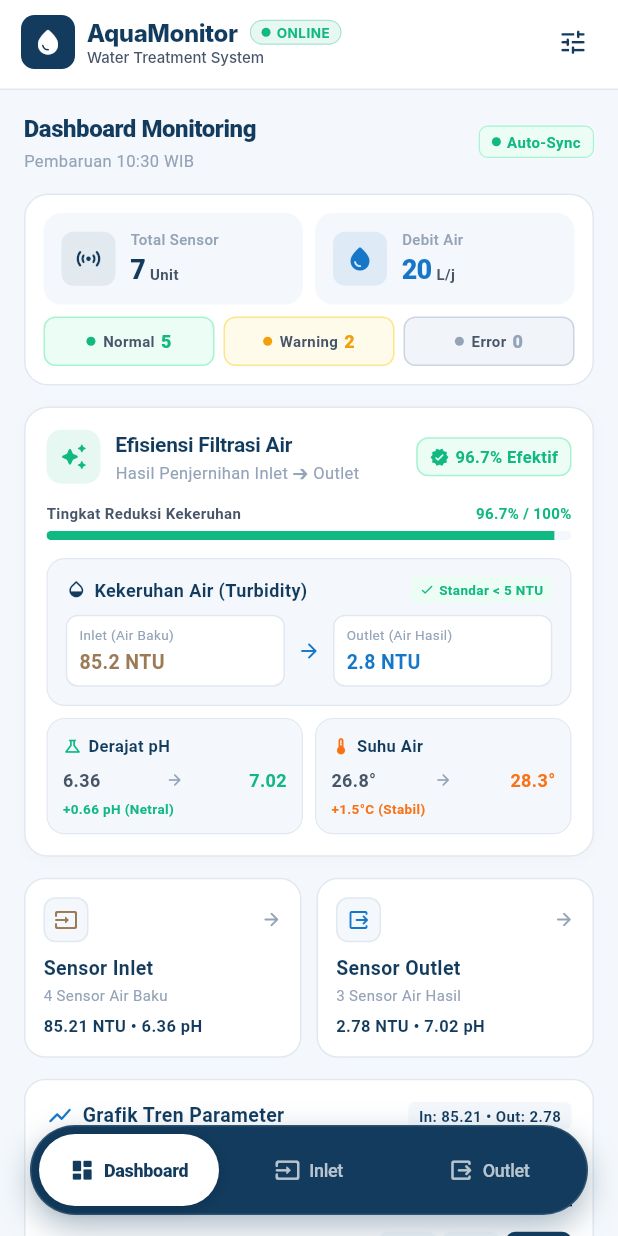
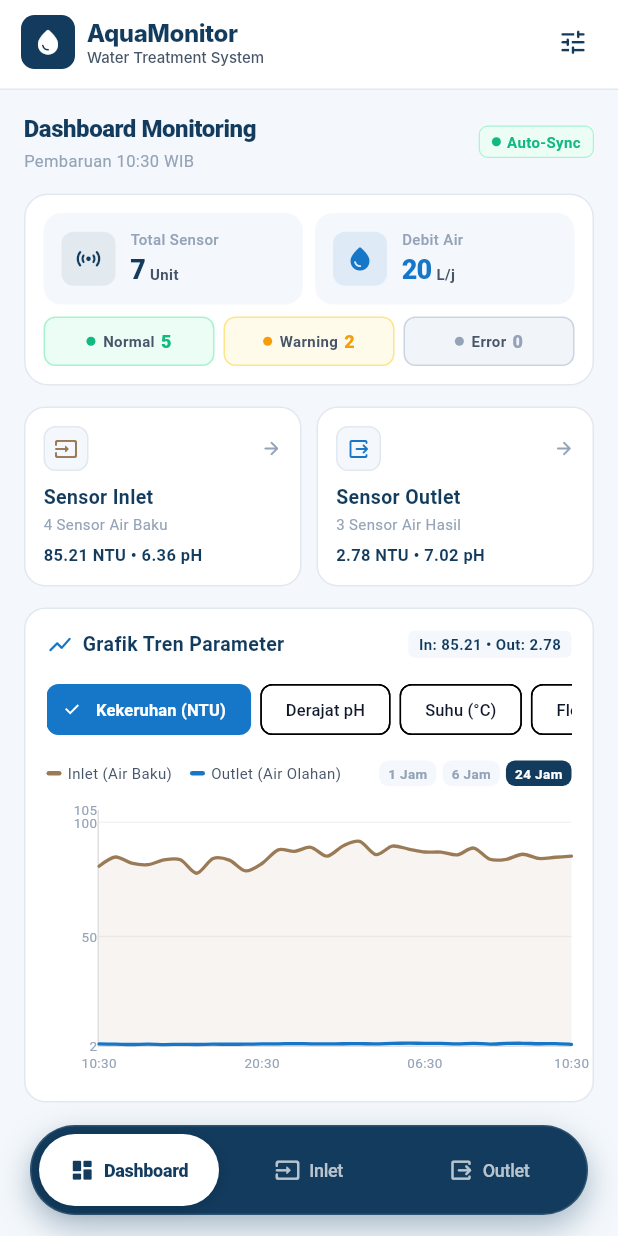
Before and after one commit to ardhikaxx/monitoring_air_mobile, a Flutter app: the screen it shows after launch, on a phone screen of 412 x 824 dp. Run offline on Flutter 3.47's test engine with Material 3 defaults, Android fonts, the phone set to English and light mode, and no system bars; drawn by our look-alikes of fl_chart; our stand-ins replace material_ui, shared_preferences; Roboto replaces fonts that are missing (Plus Jakarta Sans).

Commit message:
chore: upgrade Android toolchain and simplify dashboard and header

```diff
--- a/lib/screens/dashboard_screen.dart
+++ b/lib/screens/dashboard_screen.dart
@@ -6,7 +6,6 @@ import '../providers/sensor_simulation_provider.dart';
 import '../widgets/app_bar_header.dart';
 import '../widgets/monitoring_chart_card.dart';
 import '../widgets/statistics_card.dart';
-import '../widgets/water_quality_comparison_card.dart';
 
 class DashboardScreen extends StatelessWidget {
   final ValueChanged<int>? onNavigateToTab;
@@ -57,12 +56,7 @@ class DashboardScreen extends StatelessWidget {
 
               const SizedBox(height: 14),
 
-              // 4. Water Quality Comparison Card (Inlet vs Outlet)
-              WaterQualityComparisonCard(comparison: provider.waterQualityComparison),
-
-              const SizedBox(height: 14),
-
-              // 5. Quick Navigation to Dedicated Inlet & Outlet Screens
+              // 3. Quick Navigation to Dedicated Inlet & Outlet Screens
               Row(
                 children: [
                   Expanded(
--- a/lib/widgets/app_bar_header.dart
+++ b/lib/widgets/app_bar_header.dart
@@ -1,8 +1,5 @@
 import 'package:material_ui/material_ui.dart';
-import 'package:provider/provider.dart';
 import '../core/constants/app_colors.dart';
-import '../models/device_model.dart';
-import '../providers/sensor_simulation_provider.dart';
 import 'settings_bottom_sheet.dart';
 
 class AppBarHeader extends StatelessWidget implements PreferredSizeWidget {
@@ -20,16 +17,6 @@ class AppBarHeader extends StatelessWidget implements PreferredSizeWidget {
 
   @override
   Widget build(BuildContext context) {
-    final provider = context.watch<SensorSimulationProvider>();
-    final isOnline = provider.device.status == DeviceConnectionStatus.online;
-    final isUnstable = provider.device.status == DeviceConnectionStatus.unstable;
-
-    Color statusColor = isOnline
-        ? AppColors.statusNormal
-        : isUnstable
-            ? AppColors.statusWarning
-            : AppColors.statusCritical;
-
     return AppBar(
       elevation: 0,
       scrolledUnderElevation: 0,
@@ -65,8 +52,6 @@ class AppBarHeader extends StatelessWidget implements PreferredSizeWidget {
         crossAxisAlignment: CrossAxisAlignment.start,
         mainAxisSize: MainAxisSize.min,
         children: [
-          Row(
-            children: [
           Text(
             title,
             style: const TextStyle(
@@ -75,41 +60,6 @@ class AppBarHeader extends StatelessWidget implements PreferredSizeWidget {
               fontWeight: FontWeight.w800,
               letterSpacing: -0.3,
             ),
-              ),
-              const SizedBox(width: 8),
-              // Connection Status Pill
-              Container(
-                padding: const EdgeInsets.symmetric(horizontal: 7, vertical: 2),
-                decoration: BoxDecoration(
-                  color: statusColor.withValues(alpha: 0.1),
-                  borderRadius: BorderRadius.circular(12),
-                  border: Border.all(color: statusColor.withValues(alpha: 0.3), width: 0.8),
-                ),
-                child: Row(
-                  mainAxisSize: MainAxisSize.min,
-                  children: [
-                    Container(
-                      width: 6,
-                      height: 6,
-                      decoration: BoxDecoration(
-                        color: statusColor,
-                        shape: BoxShape.circle,
-                      ),
-                    ),
-                    const SizedBox(width: 4),
-                    Text(
-                      provider.device.status.label.toUpperCase(),
-                      style: TextStyle(
-                        color: statusColor,
-                        fontSize: 9,
-                        fontWeight: FontWeight.bold,
-                        letterSpacing: 0.3,
-                      ),
-                    ),
-                  ],
-                ),
-              ),
-            ],
           ),
           const SizedBox(height: 1),
           Text(
```
Also changed, not shown: 2 other files. Lines whose indentation alone changed are shown as unchanged.
